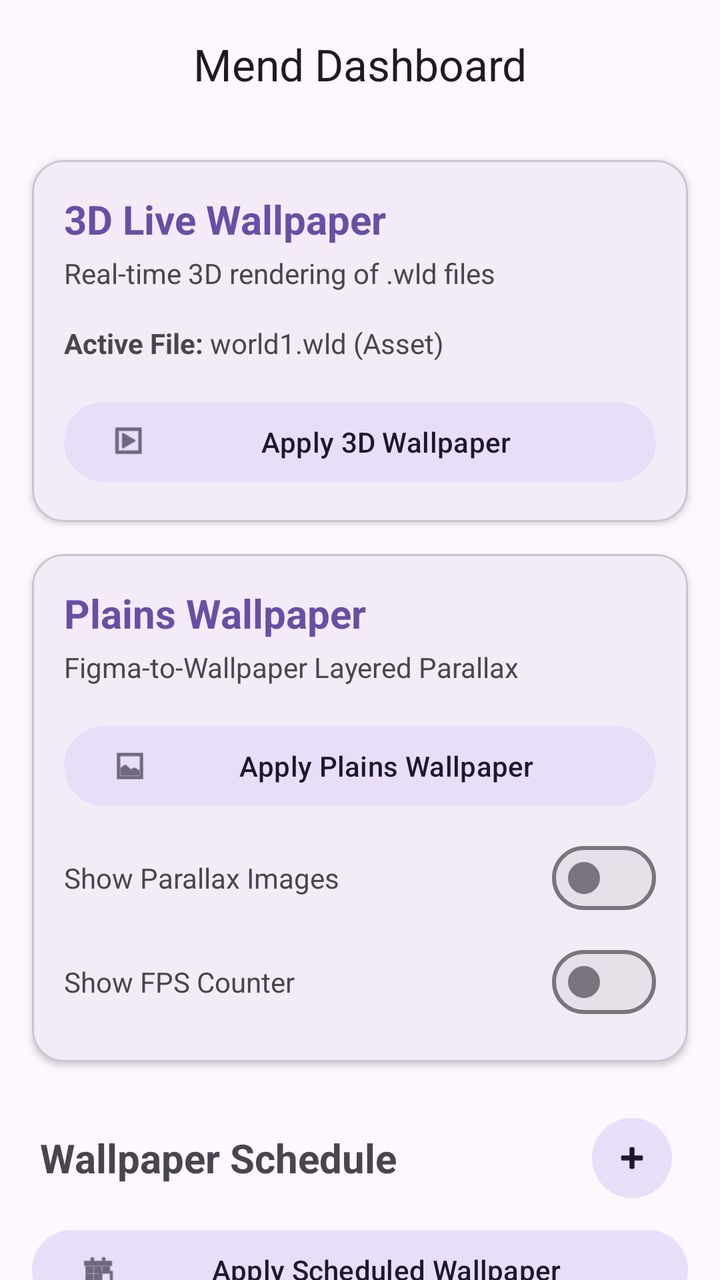
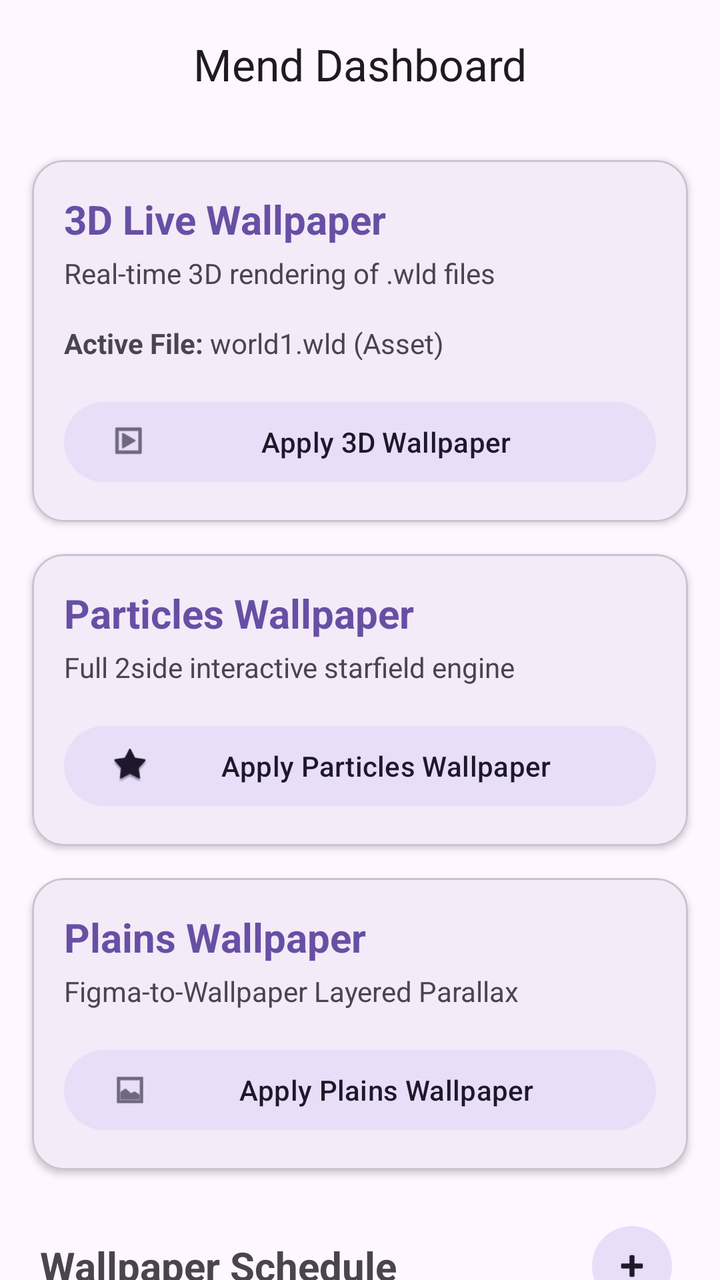

Before-and-after screenshots of an Android layout around one commit, followed by the original layout XML and the change that was made.
<!-- AndroidManifest.xml: application theme Theme.TelegramAutomation -->
<!-- res/layout/activity_settings.xml -->
<?xml version="1.0" encoding="utf-8"?>
<androidx.coordinatorlayout.widget.CoordinatorLayout xmlns:android="http://schemas.android.com/apk/res/android"
    xmlns:app="http://schemas.android.com/apk/res-auto"
    android:layout_width="match_parent"
    android:layout_height="match_parent"
    android:background="?attr/colorSurface">

    <com.google.android.material.appbar.AppBarLayout
        android:layout_width="match_parent"
        android:layout_height="wrap_content">

        <com.google.android.material.appbar.MaterialToolbar
            android:id="@+id/topAppBar"
            android:layout_width="match_parent"
            android:layout_height="?attr/actionBarSize"
            app:title="Mend Dashboard"
            app:titleCentered="true" />
    </com.google.android.material.appbar.AppBarLayout>

    <androidx.core.widget.NestedScrollView
        android:layout_width="match_parent"
        android:layout_height="match_parent"
        app:layout_behavior="@string/appbar_scrolling_view_behavior">

        <LinearLayout
            android:layout_width="match_parent"
            android:layout_height="wrap_content"
            android:orientation="vertical"
            android:paddingBottom="100dp">

            
            <com.google.android.material.card.MaterialCardView
                android:layout_width="match_parent"
                android:layout_height="wrap_content"
                android:layout_margin="16dp"
                app:cardCornerRadius="16dp"
                app:cardElevation="2dp"
                app:strokeWidth="1dp"
                app:strokeColor="?attr/colorOutlineVariant">

                <LinearLayout
                    android:layout_width="match_parent"
                    android:layout_height="wrap_content"
                    android:orientation="vertical"
                    android:padding="16dp">

                    <TextView
                        android:layout_width="wrap_content"
                        android:layout_height="wrap_content"
                        android:text="3D Live Wallpaper"
                        android:textSize="20sp"
                        android:textStyle="bold"
                        android:textColor="?attr/colorPrimary" />

                    <TextView
                        android:layout_width="wrap_content"
                        android:layout_height="wrap_content"
                        android:layout_marginTop="4dp"
                        android:text="Real-time 3D rendering of .wld files"
                        android:textSize="14sp"
                        android:textColor="?attr/colorOnSurfaceVariant" />

                    <LinearLayout
                        android:layout_width="match_parent"
                        android:layout_height="wrap_content"
                        android:layout_marginTop="16dp"
                        android:gravity="center_vertical"
                        android:orientation="horizontal">

                        <TextView
                            android:layout_width="wrap_content"
                            android:layout_height="wrap_content"
                            android:text="Active File: "
                            android:textStyle="bold" />

                        <TextView
                            android:id="@+id/active_wld_file_textview"
                            android:layout_width="wrap_content"
                            android:layout_height="wrap_content"
                            android:text="world1.wld (Asset)"
                            android:textColor="?attr/colorOnSurfaceVariant" />
                    </LinearLayout>

                    <com.google.android.material.button.MaterialButton
                        android:id="@+id/set_3d_wallpaper_button"
                        style="@style/Widget.Material3.Button.TonalButton"
                        android:layout_width="match_parent"
                        android:layout_height="wrap_content"
                        android:layout_marginTop="16dp"
                        android:text="Apply 3D Wallpaper"
                        app:icon="@android:drawable/ic_menu_slideshow" />

                </LinearLayout>
            </com.google.android.material.card.MaterialCardView>

            
            <com.google.android.material.card.MaterialCardView
                android:layout_width="match_parent"
                android:layout_height="wrap_content"
                android:layout_marginHorizontal="16dp"
                android:layout_marginBottom="16dp"
                app:cardCornerRadius="16dp"
                app:cardElevation="2dp"
                app:strokeWidth="1dp"
                app:strokeColor="?attr/colorOutlineVariant">

                <LinearLayout
                    android:layout_width="match_parent"
                    android:layout_height="wrap_content"
                    android:orientation="vertical"
                    android:padding="16dp">

                    <TextView
                        android:layout_width="wrap_content"
                        android:layout_height="wrap_content"
                        android:text="Plains Wallpaper"
                        android:textSize="20sp"
                        android:textStyle="bold"
                        android:textColor="?attr/colorPrimary" />

                    <TextView
                        android:layout_width="wrap_content"
                        android:layout_height="wrap_content"
                        android:layout_marginTop="4dp"
                        android:text="Figma-to-Wallpaper Layered Parallax"
                        android:textSize="14sp"
                        android:textColor="?attr/colorOnSurfaceVariant" />

                    <com.google.android.material.button.MaterialButton
                        android:id="@+id/set_plains_wallpaper_button"
                        style="@style/Widget.Material3.Button.TonalButton"
                        android:layout_width="match_parent"
                        android:layout_height="wrap_content"
                        android:layout_marginTop="16dp"
                        android:text="Apply Plains Wallpaper"
                        app:icon="@android:drawable/ic_menu_gallery" />

                    <LinearLayout
                        android:layout_width="match_parent"
                        android:layout_height="wrap_content"
                        android:layout_marginTop="8dp"
                        android:orientation="horizontal"
                        android:gravity="center_vertical">

                        <TextView
                            android:layout_width="0dp"
                            android:layout_height="wrap_content"
                            android:layout_weight="1"
                            android:text="Show Parallax Images" />

                        <com.google.android.material.materialswitch.MaterialSwitch
                            android:id="@+id/toggle_images_switch"
                            android:layout_width="wrap_content"
                            android:layout_height="wrap_content" />
                    </LinearLayout>

                    <LinearLayout
                        android:layout_width="match_parent"
                        android:layout_height="wrap_content"
                        android:layout_marginTop="4dp"
                        android:orientation="horizontal"
                        android:gravity="center_vertical">

                        <TextView
                            android:layout_width="0dp"
                            android:layout_height="wrap_content"
                            android:layout_weight="1"
                            android:text="Show FPS Counter" />

                        <com.google.android.material.materialswitch.MaterialSwitch
                            android:id="@+id/toggle_fps_switch"
                            android:layout_width="wrap_content"
                            android:layout_height="wrap_content" />
                    </LinearLayout>

                </LinearLayout>
            </com.google.android.material.card.MaterialCardView>

            
            <LinearLayout
                android:layout_width="match_parent"
                android:layout_height="wrap_content"
                android:gravity="center_vertical"
                android:orientation="horizontal"
                android:paddingHorizontal="20dp"
                android:paddingTop="8dp">

                <TextView
                    android:layout_width="0dp"
                    android:layout_height="wrap_content"
                    android:layout_weight="1"
                    android:text="Wallpaper Schedule"
                    android:textSize="20sp"
                    android:textStyle="bold" />

                <com.google.android.material.button.MaterialButton
                    android:id="@+id/add_wallpaper_schedule_button"
                    style="@style/Widget.Material3.Button.IconButton.Filled.Tonal"
                    android:layout_width="wrap_content"
                    android:layout_height="wrap_content"
                    app:icon="@android:drawable/ic_input_add" />
            </LinearLayout>

            <com.google.android.material.button.MaterialButton
                android:id="@+id/set_scheduled_wallpaper_button"
                style="@style/Widget.Material3.Button.TonalButton"
                android:layout_width="match_parent"
                android:layout_height="wrap_content"
                android:layout_marginHorizontal="16dp"
                android:layout_marginTop="8dp"
                android:text="Apply Scheduled Wallpaper"
                app:icon="@android:drawable/ic_menu_today" />

            <androidx.recyclerview.widget.RecyclerView
                android:id="@+id/wallpaper_schedule_list"
                android:layout_width="match_parent"
                android:layout_height="wrap_content"
                android:layout_marginTop="8dp"
                android:nestedScrollingEnabled="false" />

            
            <com.google.android.material.divider.MaterialDivider
                android:layout_width="match_parent"
                android:layout_height="wrap_content"
                android:layout_marginVertical="24dp" />

            <TextView
                android:layout_width="wrap_content"
                android:layout_height="wrap_content"
                android:layout_marginHorizontal="20dp"
                android:text="Developer Tools"
                android:textSize="16sp"
                android:textStyle="bold" />

            <LinearLayout
                android:layout_width="match_parent"
                android:layout_height="wrap_content"
                android:orientation="horizontal"
                android:paddingHorizontal="16dp"
                android:paddingTop="8dp">

                <com.google.android.material.button.MaterialButton
                    android:id="@+id/capture_layout_button"
                    style="@style/Widget.Material3.Button.TextButton"
                    android:layout_width="wrap_content"
                    android:layout_height="wrap_content"
                    android:text="Capture Layout" />

                <com.google.android.material.button.MaterialButton
                    android:id="@+id/copy_json_button"
                    style="@style/Widget.Material3.Button.TextButton"
                    android:layout_width="wrap_content"
                    android:layout_height="wrap_content"
                    android:text="Copy JSON" />
            </LinearLayout>

            <TextView
                android:id="@+id/layout_json_textview"
                android:layout_width="match_parent"
                android:layout_height="wrap_content"
                android:layout_marginHorizontal="20dp"
                android:ellipsize="end"
                android:maxLines="3"
                android:text="Captured Layout: No layout captured"
                android:textSize="12sp"
                android:textColor="?attr/colorOnSurfaceVariant" />

        </LinearLayout>
    </androidx.core.widget.NestedScrollView>

</androidx.coordinatorlayout.widget.CoordinatorLayout>
<!-- resources referenced by this layout -->
<resources>
  <style name="Theme.TelegramAutomation" parent="Theme.Material3.DayNight.NoActionBar">
          
      </style>
</resources>

<!-- the commit's change to res/layout/activity_settings.xml (unified diff, before → after) -->
@@ -113,6 +113,51 @@
                     <TextView
                         android:layout_width="wrap_content"
                         android:layout_height="wrap_content"
+                        android:text="Particles Wallpaper"
+                        android:textSize="20sp"
+                        android:textStyle="bold"
+                        android:textColor="?attr/colorPrimary" />
+
+                    <TextView
+                        android:layout_width="wrap_content"
+                        android:layout_height="wrap_content"
+                        android:layout_marginTop="4dp"
+                        android:text="Full 2side interactive starfield engine"
+                        android:textSize="14sp"
+                        android:textColor="?attr/colorOnSurfaceVariant" />
+
+                    <com.google.android.material.button.MaterialButton
+                        android:id="@+id/set_particles_wallpaper_button"
+                        style="@style/Widget.Material3.Button.TonalButton"
+                        android:layout_width="match_parent"
+                        android:layout_height="wrap_content"
+                        android:layout_marginTop="16dp"
+                        android:text="Apply Particles Wallpaper"
+                        app:icon="@android:drawable/star_big_on" />
+
+                </LinearLayout>
+            </com.google.android.material.card.MaterialCardView>
+
+            
+            <com.google.android.material.card.MaterialCardView
+                android:layout_width="match_parent"
+                android:layout_height="wrap_content"
+                android:layout_marginHorizontal="16dp"
+                android:layout_marginBottom="16dp"
+                app:cardCornerRadius="16dp"
+                app:cardElevation="2dp"
+                app:strokeWidth="1dp"
+                app:strokeColor="?attr/colorOutlineVariant">
+
+                <LinearLayout
+                    android:layout_width="match_parent"
+                    android:layout_height="wrap_content"
+                    android:orientation="vertical"
+                    android:padding="16dp">
+
+                    <TextView
+                        android:layout_width="wrap_content"
+                        android:layout_height="wrap_content"
                         android:text="Plains Wallpaper"
                         android:textSize="20sp"
                         android:textStyle="bold"
@@ -135,44 +180,6 @@
                         android:text="Apply Plains Wallpaper"
                         app:icon="@android:drawable/ic_menu_gallery" />
 
-                    <LinearLayout
-                        android:layout_width="match_parent"
-                        android:layout_height="wrap_content"
-                        android:layout_marginTop="8dp"
-                        android:orientation="horizontal"
-                        android:gravity="center_vertical">
-
-                        <TextView
-                            android:layout_width="0dp"
-                            android:layout_height="wrap_content"
-                            android:layout_weight="1"
-                            android:text="Show Parallax Images" />
-
-                        <com.google.android.material.materialswitch.MaterialSwitch
-                            android:id="@+id/toggle_images_switch"
-                            android:layout_width="wrap_content"
-                            android:layout_height="wrap_content" />
-                    </LinearLayout>
-
-                    <LinearLayout
-                        android:layout_width="match_parent"
-                        android:layout_height="wrap_content"
-                        android:layout_marginTop="4dp"
-                        android:orientation="horizontal"
-                        android:gravity="center_vertical">
-
-                        <TextView
-                            android:layout_width="0dp"
-                            android:layout_height="wrap_content"
-                            android:layout_weight="1"
-                            android:text="Show FPS Counter" />
-
-                        <com.google.android.material.materialswitch.MaterialSwitch
-                            android:id="@+id/toggle_fps_switch"
-                            android:layout_width="wrap_content"
-                            android:layout_height="wrap_content" />
-                    </LinearLayout>
-
                 </LinearLayout>
             </com.google.android.material.card.MaterialCardView>
 
@@ -210,6 +217,27 @@
                 android:layout_marginTop="8dp"
                 android:text="Apply Scheduled Wallpaper"
                 app:icon="@android:drawable/ic_menu_today" />
+
+            <com.google.android.material.button.MaterialButton
+                android:id="@+id/preview_scheduled_wallpaper_button"
+                style="@style/Widget.Material3.Button.OutlinedButton"
+                android:layout_width="match_parent"
+                android:layout_height="wrap_content"
+                android:layout_marginHorizontal="16dp"
+                android:layout_marginTop="8dp"
+                android:text="Preview Scheduled Wallpaper"
+                app:icon="@android:drawable/ic_menu_view" />
+
+            
+            <com.google.android.material.button.MaterialButton
+                android:id="@+id/open_data_map_button"
+                style="@style/Widget.Material3.Button.TonalButton"
+                android:layout_width="match_parent"
+                android:layout_height="wrap_content"
+                android:layout_marginHorizontal="16dp"
+                android:layout_marginTop="16dp"
+                android:text="Open Data Map"
+                app:icon="@android:drawable/ic_menu_mapmode" />
 
             <androidx.recyclerview.widget.RecyclerView
                 android:id="@+id/wallpaper_schedule_list"
